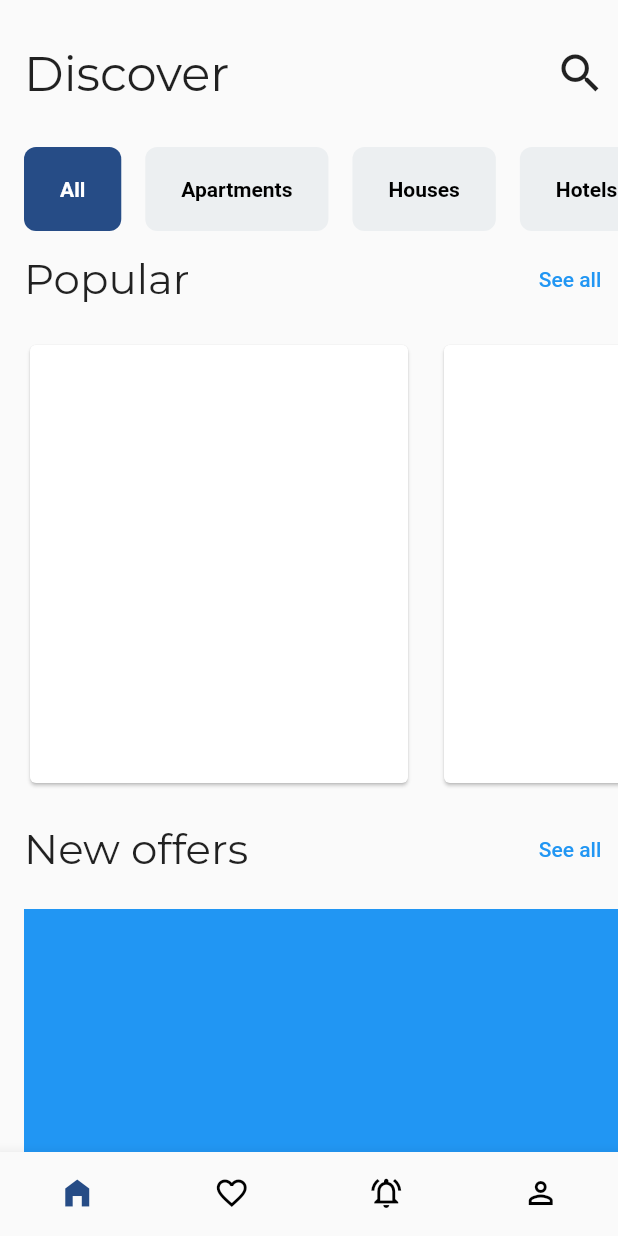
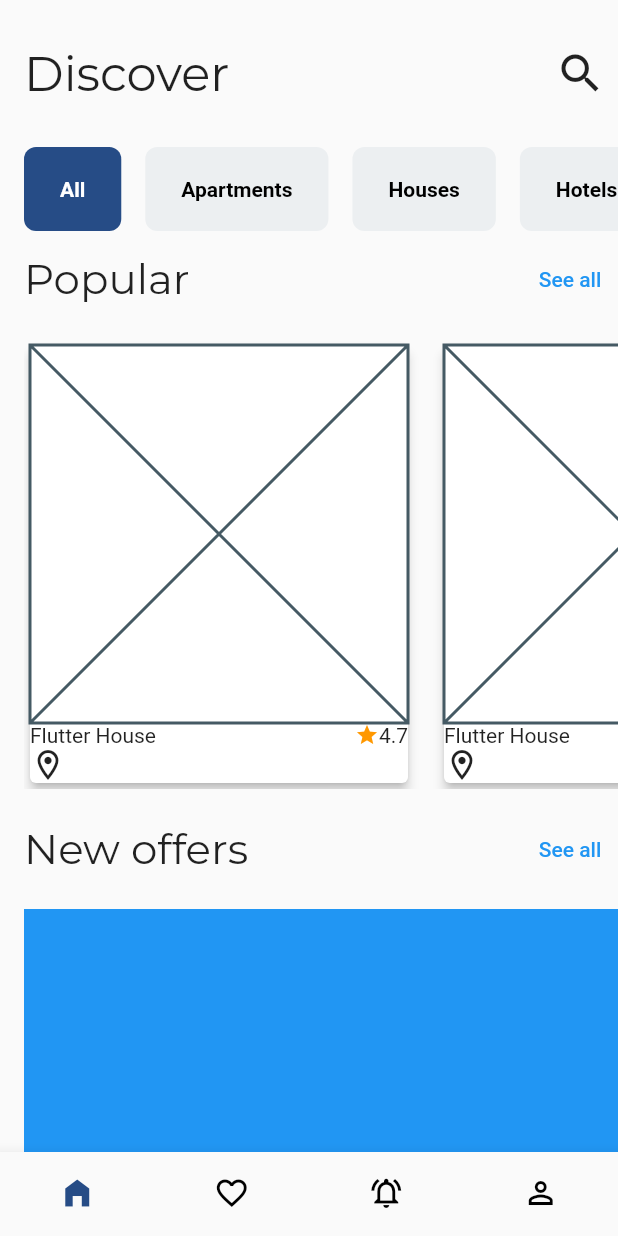
Before and after one commit to JAICHANGPARK/flutter_notebook_chapter_22, a Flutter app: the screen it shows after launch, on a phone screen of 412 x 824 dp. Run offline on Flutter 3.47's test engine with Material 2 defaults, Android fonts, the phone set to English and light mode, and no system bars; our stand-ins replace dots_indicator, flutter_riverpod, freezed_annotation, go_router, google_fonts, ionicons and 1 more.

Commit message:
Update renting_home_page.dart

```diff
--- a/lib/ep1290_renting_app/src/home/renting_home_page.dart
+++ b/lib/ep1290_renting_app/src/home/renting_home_page.dart
@@ -125,9 +125,33 @@ class _RentingHomePageState extends State<RentingHomePage> {
                                       width: 260,
                                       margin: EdgeInsets.only(right: 16),
                                       child: Card(
+                                        elevation: 3,
                                         child: Column(
                                           children: [
+                                            Expanded(child: Placeholder()),
+                                            Column(
+                                              children: [
+                                                Row(
+                                                  children: [
+                                                    Text("Flutter House"),
+                                                    Spacer(),
+                                                    Icon(
+                                                      Icons.star,
+                                                      size: 16,
+                                                      color: Colors.orange,
+                                                    ),
+                                                    Text("4.7"),
+                                                  ],
+                                                ),
+                                                Row(
+                                                  children: [
+                                                    Icon(Icons.location_on_outlined),
+                                                  ],
+                                                )
 
+
+                                              ],
+                                            )
                                           ],
                                         ),
                                       ),
```
